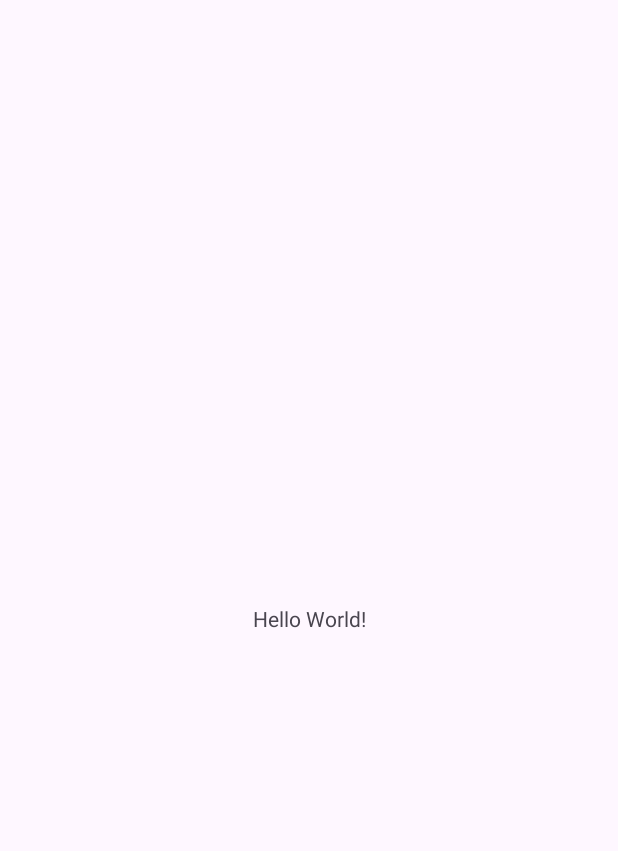
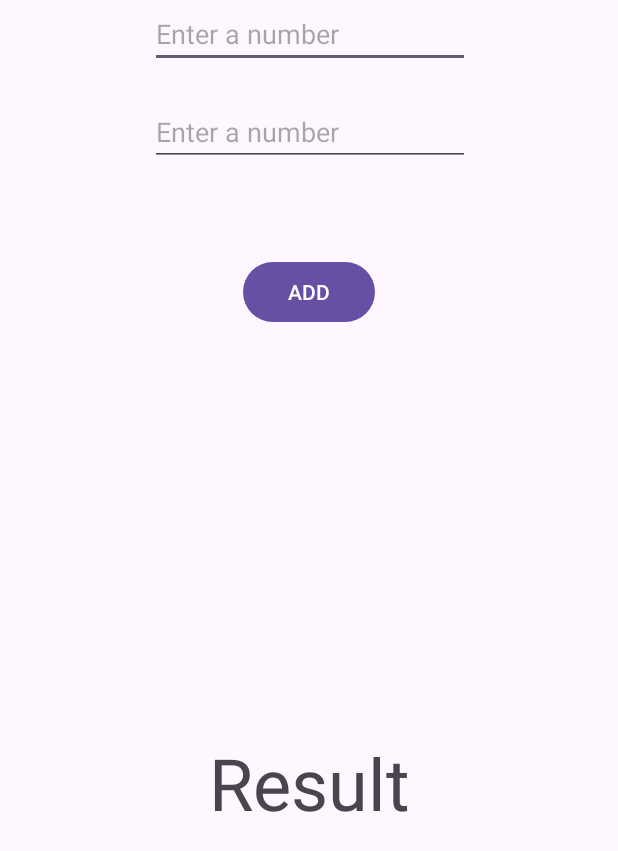
Before and after one commit to aarekr/LUT, an Android app: the screen it shows after launch (MainActivity), on a phone screen of 412 x 824 dp. Before the commit the part shown is almost empty. Shown: the top 851 px of the screen. Run offline under Robolectric (Android 15) with nearby library versions, the phone set to English and light mode, and no system bars.

Commit message:
Completed the application

```diff
--- a/AndroidStudioProjects/MyFirstApp/app/build.gradle.kts
+++ b/AndroidStudioProjects/MyFirstApp/app/build.gradle.kts
@@ -4,12 +4,12 @@ plugins {
 
 android {
     namespace = "com.example.myfirstapp"
-    compileSdk = 34
+    compileSdk = 35
 
     defaultConfig {
         applicationId = "com.example.myfirstapp"
         minSdk = 24
-        targetSdk = 34
+        targetSdk = 35
         versionCode = 1
         versionName = "1.0"
 
--- a/AndroidStudioProjects/MyFirstApp/app/src/main/java/com/example/myfirstapp/MainActivity.java
+++ b/AndroidStudioProjects/MyFirstApp/app/src/main/java/com/example/myfirstapp/MainActivity.java
@@ -1,6 +1,10 @@
 package com.example.myfirstapp;
 
 import android.os.Bundle;
+import android.view.View;
+import android.widget.Button;
+import android.widget.EditText;
+import android.widget.TextView;
 
 import androidx.activity.EdgeToEdge;
 import androidx.appcompat.app.AppCompatActivity;
@@ -15,6 +19,22 @@ public class MainActivity extends AppCompatActivity {
         super.onCreate(savedInstanceState);
         EdgeToEdge.enable(this);
         setContentView(R.layout.activity_main);
+
+        Button addBtn = (Button) findViewById(R.id.addBtn);
+        addBtn.setOnClickListener(new View.OnClickListener() {
+            @Override
+            public void onClick(View view) {
+                EditText firstNumEditText = (EditText) findViewById(R.id.firstNumEditText);
+                EditText secondNumEditText = (EditText) findViewById(R.id.secondNumEditText);
+                TextView resultTextView = (TextView) findViewById(R.id.resultTextView);
+
+                int num1 = Integer.parseInt(firstNumEditText.getText().toString());
+                int num2 = Integer.parseInt(secondNumEditText.getText().toString());
+                int result = num1 + num2;
+                resultTextView.setText(result + "");
+            }
+        });
+
         ViewCompat.setOnApplyWindowInsetsListener(findViewById(R.id.main), (v, insets) -> {
             Insets systemBars = insets.getInsets(WindowInsetsCompat.Type.systemBars());
             v.setPadding(systemBars.left, systemBars.top, systemBars.right, systemBars.bottom);
--- a/AndroidStudioProjects/MyFirstApp/app/src/main/res/layout/activity_main.xml
+++ b/AndroidStudioProjects/MyFirstApp/app/src/main/res/layout/activity_main.xml
@@ -7,13 +7,49 @@
     android:layout_height="match_parent"
     tools:context=".MainActivity">
 
-    <TextView
+    <EditText
+        android:id="@+id/firstNumEditText"
         android:layout_width="wrap_content"
         android:layout_height="wrap_content"
-        android:text="Hello World!"
+        android:ems="10"
+        android:hint="Enter a number"
+        android:inputType="number"
+        app:layout_constraintEnd_toEndOf="parent"
+        app:layout_constraintHorizontal_bias="0.502"
+        app:layout_constraintStart_toStartOf="parent"
+        tools:layout_editor_absoluteY="102dp" />
+
+    <EditText
+        android:id="@+id/secondNumEditText"
+        android:layout_width="wrap_content"
+        android:layout_height="wrap_content"
+        android:layout_marginTop="20dp"
+        android:ems="10"
+        android:hint="Enter a number"
+        android:inputType="number"
+        app:layout_constraintEnd_toEndOf="parent"
+        app:layout_constraintHorizontal_bias="0.502"
+        app:layout_constraintStart_toStartOf="parent"
+        app:layout_constraintTop_toBottomOf="@+id/firstNumEditText" />
+
+    <Button
+        android:id="@+id/addBtn"
+        android:layout_width="wrap_content"
+        android:layout_height="wrap_content"
+        android:layout_marginTop="60dp"
+        android:text="ADD"
+        app:layout_constraintEnd_toEndOf="parent"
+        app:layout_constraintStart_toStartOf="parent"
+        app:layout_constraintTop_toBottomOf="@+id/secondNumEditText" />
+
+    <TextView
+        android:id="@+id/resultTextView"
+        android:layout_width="wrap_content"
+        android:layout_height="wrap_content"
+        android:text="Result"
+        android:textSize="48sp"
         app:layout_constraintBottom_toBottomOf="parent"
         app:layout_constraintEnd_toEndOf="parent"
         app:layout_constraintStart_toStartOf="parent"
-        app:layout_constraintTop_toTopOf="parent" />
-
+        app:layout_constraintTop_toBottomOf="@+id/addBtn" />
 </androidx.constraintlayout.widget.ConstraintLayout>
```
